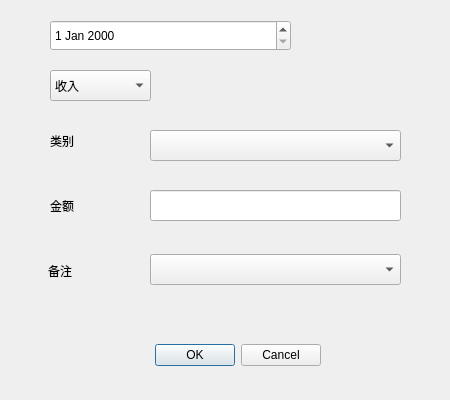
This is addone.ui in AliceLou007/accountbook as Qt 5 draws it before an edit. The edited form follows.
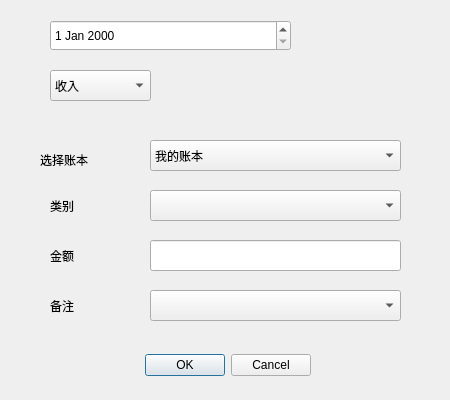
This is the edited form.

```diff
--- a/addone.ui
+++ b/addone.ui
@@ -27,7 +27,7 @@
    <property name="geometry">
     <rect>
      <x>150</x>
-     <y>190</y>
+     <y>240</y>
      <width>251</width>
      <height>31</height>
     </rect>
@@ -36,8 +36,8 @@
   <widget class="QDialogButtonBox" name="buttonBox">
    <property name="geometry">
     <rect>
-     <x>120</x>
-     <y>330</y>
+     <x>110</x>
+     <y>340</y>
      <width>201</width>
      <height>51</height>
     </rect>
@@ -70,7 +70,7 @@
    <property name="geometry">
     <rect>
      <x>50</x>
-     <y>125</y>
+     <y>190</y>
      <width>61</width>
      <height>31</height>
     </rect>
@@ -83,7 +83,7 @@
    <property name="geometry">
     <rect>
      <x>50</x>
-     <y>190</y>
+     <y>240</y>
      <width>71</width>
      <height>31</height>
     </rect>
@@ -95,8 +95,8 @@
   <widget class="QLabel" name="label_3">
    <property name="geometry">
     <rect>
-     <x>48</x>
-     <y>255</y>
+     <x>50</x>
+     <y>290</y>
      <width>71</width>
      <height>31</height>
     </rect>
@@ -109,7 +109,7 @@
    <property name="geometry">
     <rect>
      <x>150</x>
-     <y>130</y>
+     <y>190</y>
      <width>251</width>
      <height>31</height>
     </rect>
@@ -119,12 +119,40 @@
    <property name="geometry">
     <rect>
      <x>150</x>
-     <y>254</y>
+     <y>290</y>
      <width>251</width>
      <height>31</height>
     </rect>
    </property>
   </widget>
+  <widget class="QComboBox" name="comboBook">
+   <property name="geometry">
+    <rect>
+     <x>150</x>
+     <y>140</y>
+     <width>251</width>
+     <height>31</height>
+    </rect>
+   </property>
+   <item>
+    <property name="text">
+     <string>我的账本</string>
+    </property>
+   </item>
+  </widget>
+  <widget class="QLabel" name="label_4">
+   <property name="geometry">
+    <rect>
+     <x>40</x>
+     <y>150</y>
+     <width>69</width>
+     <height>19</height>
+    </rect>
+   </property>
+   <property name="text">
+    <string>选择账本</string>
+   </property>
+  </widget>
   <zorder>dateEdit</zorder>
   <zorder>lineEditAmount</zorder>
   <zorder>buttonBox</zorder>
```
Left out of the diff: 2 changed lines with no effect on the pictures.
